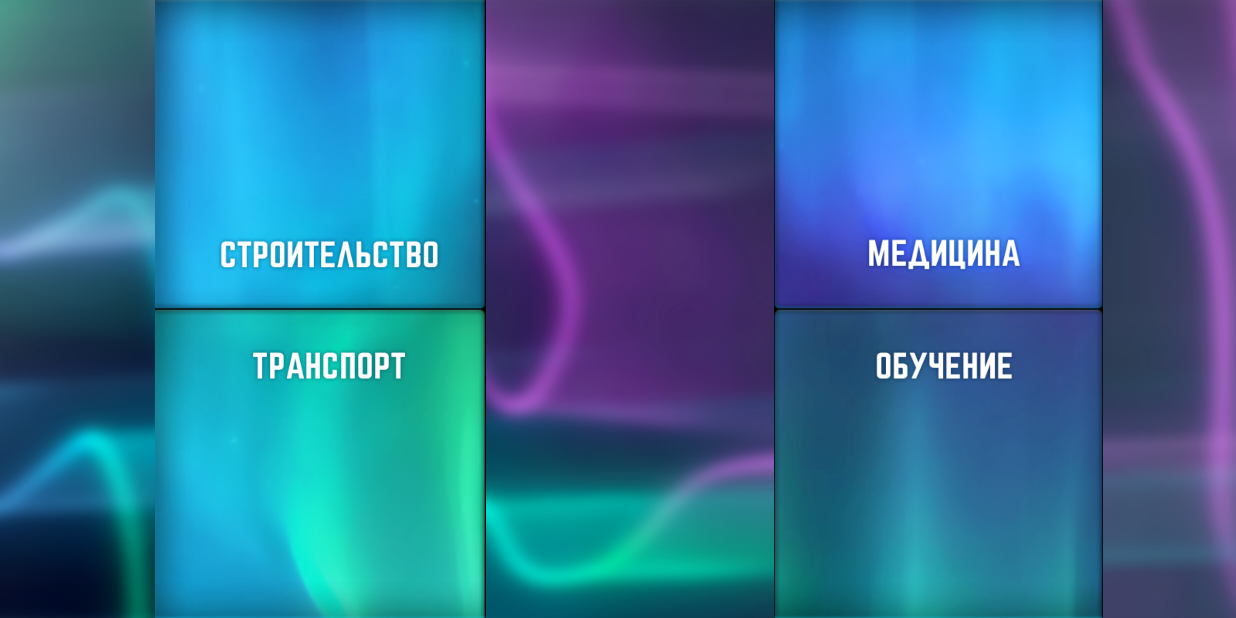
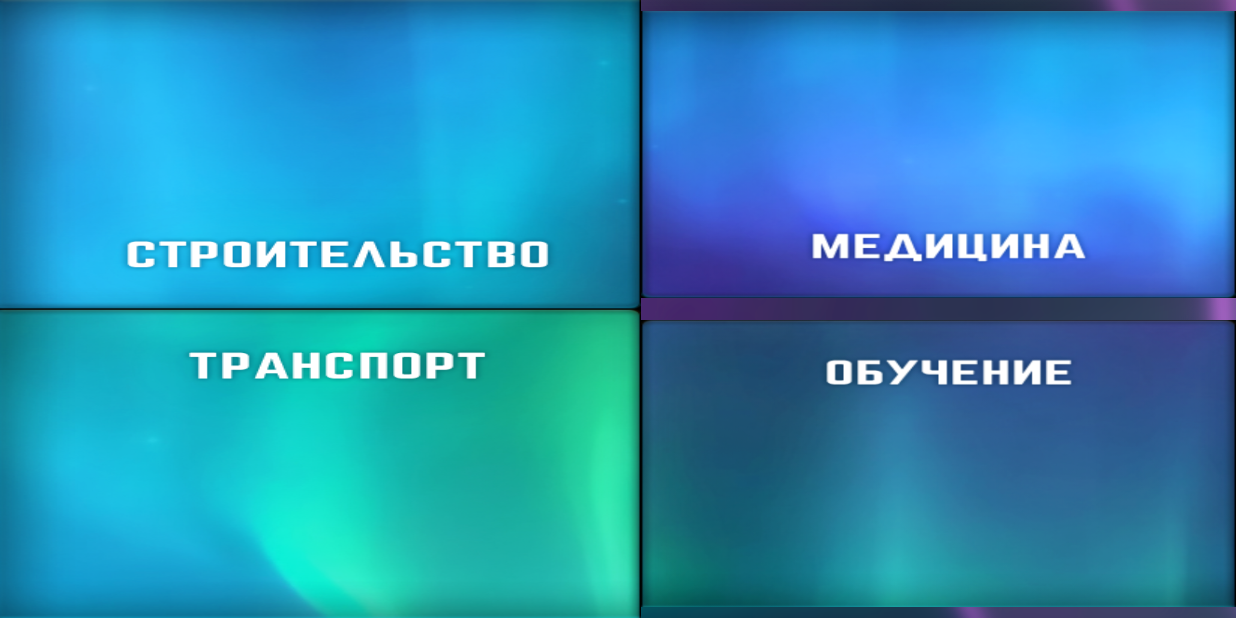
Before and after one commit to DzmitriyKaminskii/yugra_tablet, an Android app: the LifeFragment screen opened through its navigation route, on a phone screen of 824 x 412 dp (held sideways). Run offline under Robolectric (Android 15) with nearby library versions, the phone set to English and light mode, and no system bars.

Commit message:
Update life screen ui + refactoring

```diff
--- a/app/src/main/java/com/vlr/dk/yugratablet/HomeFragment.kt
+++ b/app/src/main/java/com/vlr/dk/yugratablet/HomeFragment.kt
@@ -40,11 +40,8 @@ class HomeFragment : Fragment() {
     override fun onViewCreated(view: View, savedInstanceState: Bundle?) {
         super.onViewCreated(view, savedInstanceState)
 
+        updateUI()
         bindingClicks()
-
-        scaleHeightIfNeeded(R.drawable.life_block, binding.lifeBlock)
-        scaleHeightIfNeeded(R.drawable.rest_block, binding.restBlock)
-        scaleHeightIfNeeded(R.drawable.work_block, binding.workBlock)
     }
 
     override fun onDestroyView() {
@@ -89,6 +86,12 @@ class HomeFragment : Fragment() {
         binding.workBlock.startAnimation(thirdBlockAnim)
     }
 
+    private fun updateUI() {
+        scaleHeightIfNeeded(R.drawable.life_block, binding.lifeBlock)
+        scaleHeightIfNeeded(R.drawable.rest_block, binding.restBlock)
+        scaleHeightIfNeeded(R.drawable.work_block, binding.workBlock)
+    }
+
     private fun scaleHeightIfNeeded(resId: Int, view: ImageView) {
         val resourcesBitmap = BitmapFactory.decodeResource(resources, resId)
         context?.let {
--- a/app/src/main/java/com/vlr/dk/yugratablet/base_screens/LifeFragment.kt
+++ b/app/src/main/java/com/vlr/dk/yugratablet/base_screens/LifeFragment.kt
@@ -1,12 +1,17 @@
 package com.vlr.dk.yugratablet.base_screens
 
+import android.graphics.Bitmap
+import android.graphics.BitmapFactory
 import android.os.Bundle
 import android.view.LayoutInflater
 import android.view.View
 import android.view.ViewGroup
+import android.widget.ImageView
 import androidx.fragment.app.Fragment
 import androidx.navigation.findNavController
+import com.vlr.dk.yugratablet.R
 import com.vlr.dk.yugratablet.databinding.LifeFragmentBinding
+import com.vlr.dk.yugratablet.utils.DeviceDimensionsHelper
 
 class LifeFragment : Fragment() {
     private var _binding: LifeFragmentBinding? = null
@@ -23,6 +28,7 @@ class LifeFragment : Fragment() {
     override fun onViewCreated(view: View, savedInstanceState: Bundle?) {
         super.onViewCreated(view, savedInstanceState)
 
+        updateUI()
         bindingAction()
     }
 
@@ -37,4 +43,29 @@ class LifeFragment : Fragment() {
         }
     }
 
+    private fun updateUI() {
+        scaleHeightIfNeeded(R.drawable.construction_block, binding.constructionBlock)
+        scaleHeightIfNeeded(R.drawable.medicine_block, binding.medicineBlock)
+        scaleHeightIfNeeded(R.drawable.sports_block, binding.sportsBlock)
+        scaleHeightIfNeeded(R.drawable.transport_block, binding.transportBlock)
+        scaleHeightIfNeeded(R.drawable.training_block, binding.trainingBlock)
+        scaleHeightIfNeeded(R.drawable.children_block, binding.childrenBlock)
+    }
+
+    private fun scaleHeightIfNeeded(resId: Int, view: ImageView) {
+        val resourcesBitmap = BitmapFactory.decodeResource(resources, resId)
+        context?.let {
+            val displayHeight = DeviceDimensionsHelper.getDisplayHeight(it)
+            if ((displayHeight / 2) < resourcesBitmap.height) {
+                val resourcesScaledBitmap = Bitmap.createScaledBitmap(
+                    resourcesBitmap,
+                    resourcesBitmap.width,
+                    displayHeight / 2,
+                    true
+                )
+                view.setImageBitmap(resourcesScaledBitmap)
+            }
+        }
+
+    }
 }
```
